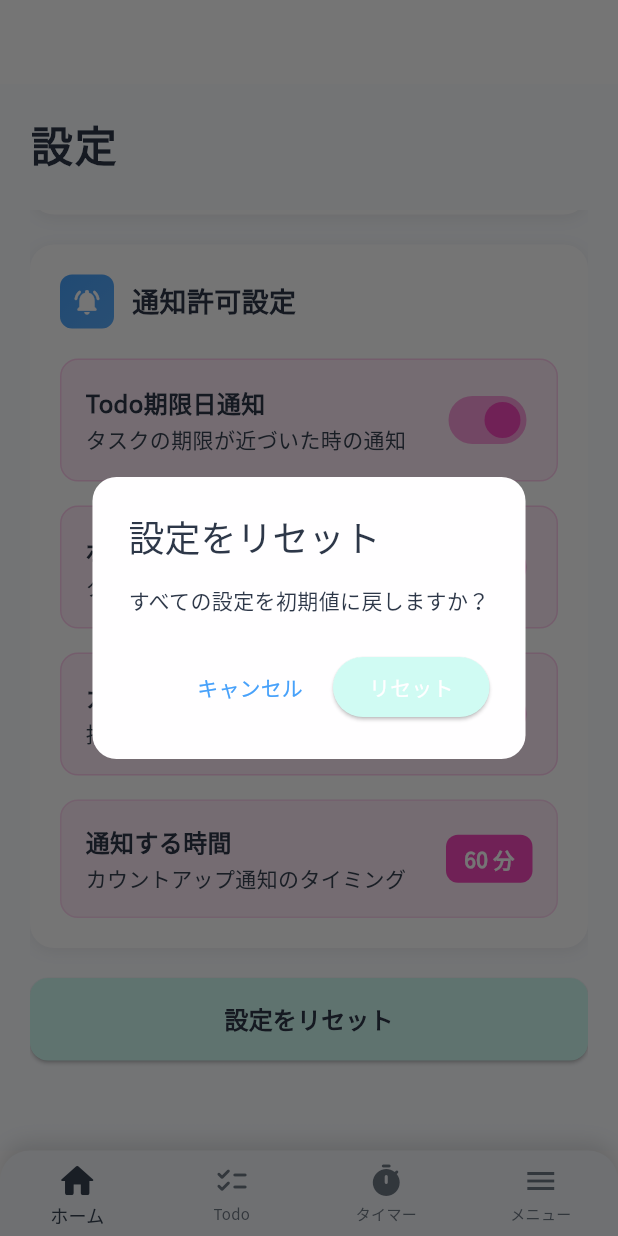
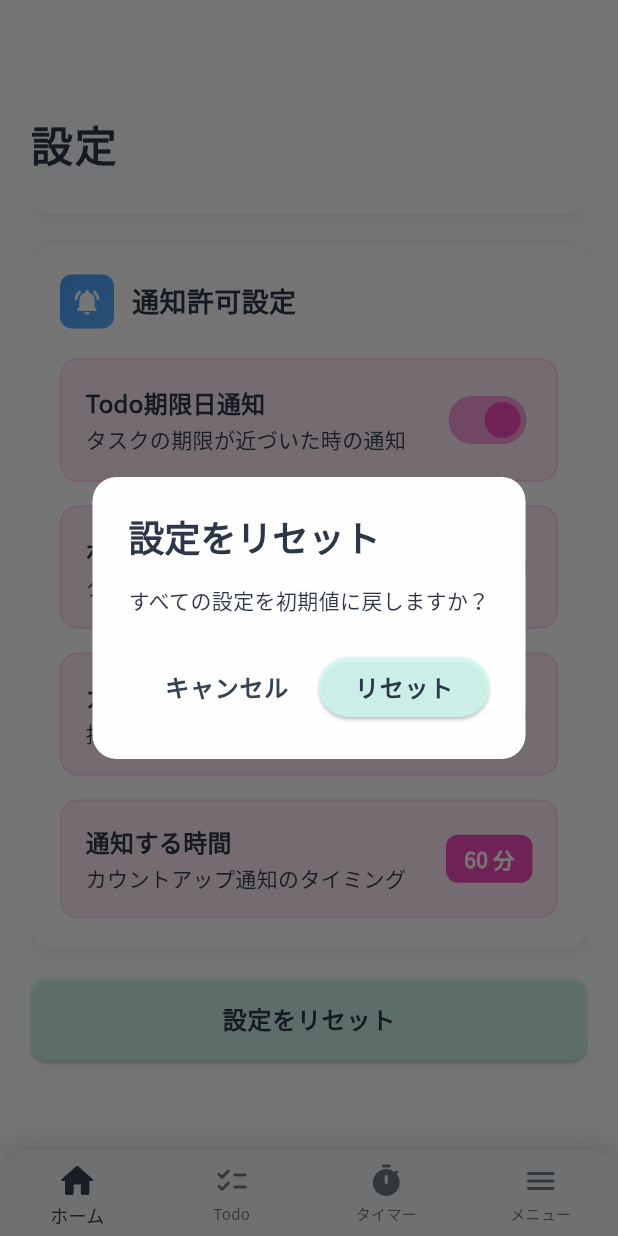
Before and after one commit to tkwest3143/solo-app, a Flutter app: the SettingsPage screen opened by its route, scrolled down 828 dp, after a tap on "設定をリセット", on a phone screen of 412 x 824 dp. Run offline on Flutter 3.47's test engine with Material 3 defaults, Android fonts, the light colour scheme and no system bars; our stand-ins replace audioplayers, drift, flutter_hooks, flutter_local_notifications, freezed_annotation, go_router and 6 more; accounts and stored records are empty; generated files the repository leaves out were written again; network calls fail; statements that could not run were skipped.

Commit message:
スタイル改善: 設定リセットボタンの視認性を向上させるため、背景色を半透明にし、フォントスタイルを強調

```diff
--- a/lib/screen/pages/settings.dart
+++ b/lib/screen/pages/settings.dart
@@ -162,8 +162,10 @@ class SettingsPage extends HookConsumerWidget {
                           onPressed: () =>
                               _showResetDialog(context, settingsController),
                           style: ElevatedButton.styleFrom(
-                            backgroundColor:
-                                Theme.of(context).colorScheme.secondary,
+                            backgroundColor: Theme.of(context)
+                                .colorScheme
+                                .secondary
+                                .withValues(alpha: 0.8), // 半透明にして視認性UP
                             foregroundColor:
                                 Theme.of(context).colorScheme.primaryTextColor,
                             padding: const EdgeInsets.symmetric(vertical: 16),
@@ -175,7 +177,8 @@ class SettingsPage extends HookConsumerWidget {
                             '設定をリセット',
                             style: TextStyle(
                               fontSize: 16,
-                              fontWeight: FontWeight.w600,
+                              fontWeight: FontWeight.bold,
+                              letterSpacing: 0.5,
                             ),
                           ),
                         ),
@@ -200,12 +203,19 @@ class SettingsPage extends HookConsumerWidget {
         shape: RoundedRectangleBorder(
           borderRadius: BorderRadius.circular(16),
         ),
-        title: const Text('設定をリセット'),
+        title: const Text('設定をリセット',
+            style: TextStyle(fontWeight: FontWeight.bold)),
         content: const Text('すべての設定を初期値に戻しますか？'),
         actions: [
           TextButton(
             onPressed: () => Navigator.of(context).pop(),
-            child: const Text('キャンセル'),
+            child: Text('キャンセル',
+                style: TextStyle(
+                  fontSize: 16,
+                  color: Theme.of(context).colorScheme.secondaryTextColor,
+                  fontWeight: FontWeight.bold,
+                  letterSpacing: 0.5,
+                )),
           ),
           ElevatedButton(
             onPressed: () {
@@ -213,10 +223,18 @@ class SettingsPage extends HookConsumerWidget {
               Navigator.of(context).pop();
             },
             style: ElevatedButton.styleFrom(
-              backgroundColor: Theme.of(context).colorScheme.secondary,
-              foregroundColor: Theme.of(context).colorScheme.surface,
+              backgroundColor: Theme.of(context)
+                  .colorScheme
+                  .secondary
+                  .withValues(alpha: 0.8),
+              foregroundColor: Theme.of(context).colorScheme.primaryTextColor,
             ),
-            child: const Text('リセット'),
+            child: const Text('リセット',
+                style: TextStyle(
+                  fontSize: 16,
+                  fontWeight: FontWeight.bold,
+                  letterSpacing: 0.5,
+                )),
           ),
         ],
       ),
```
